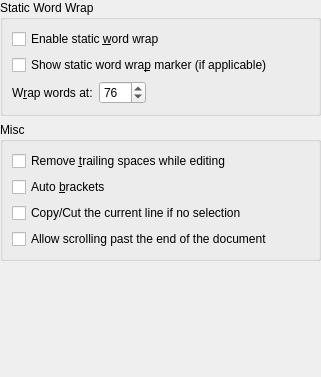
Above: part/dialogs/editconfigwidget.ui from KDE/kate before the change. Below: the same form after it.
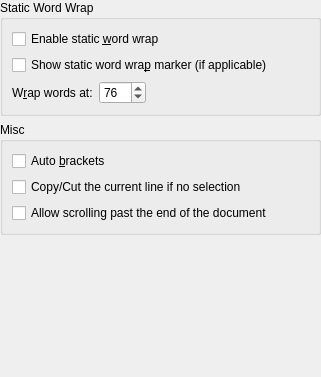
That is the form after the change. Custom widgets are drawn as their Qt base class.

Commit message: remove [ ] Remove trailing spaces while editing

```diff
--- a/part/dialogs/editconfigwidget.ui
+++ b/part/dialogs/editconfigwidget.ui
@@ -95,16 +95,6 @@
       <string>Misc</string>
      </property>
      <layout class="QVBoxLayout">
-      <item>
-       <widget class="QCheckBox" name="chkRemoveTrailingSpaces">
-        <property name="whatsThis">
-         <string>If this is enabled, the editor will remove any trailing whitespace on lines that are changed through editing.</string>
-        </property>
-        <property name="text">
-         <string>Remove &amp;trailing spaces while editing</string>
-        </property>
-       </widget>
-      </item>
       <item>
        <widget class="QCheckBox" name="chkAutoBrackets">
         <property name="whatsThis">
```
